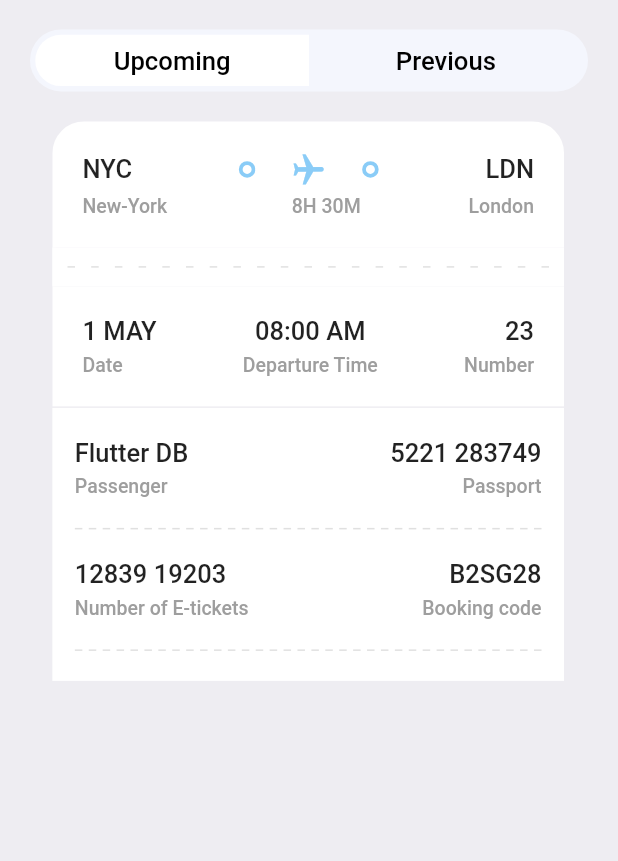
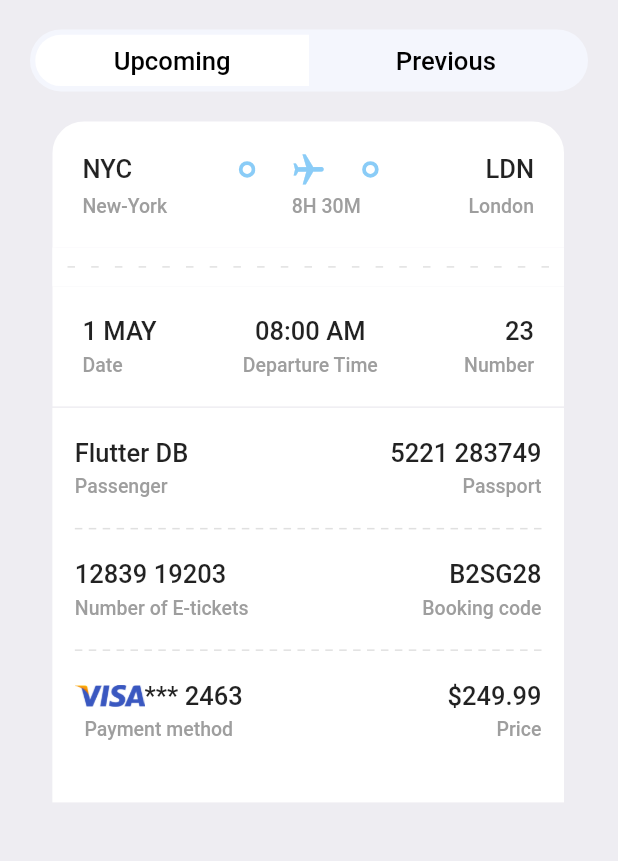
Before and after one commit to shivxsh/Book_Tickets, a Flutter app: the TicketScreen screen opened directly, on a phone screen of 412 x 824 dp, the part 143-1004 px from its top. Run offline on Flutter 3.47's test engine with Material 2 defaults, Android fonts, the phone set to English and light mode, and no system bars; our stand-ins replace fluentui_icons, gap, get.

Commit message:
View ticket screen changes.

```diff
--- a/lib/screens/ticket_screen.dart
+++ b/lib/screens/ticket_screen.dart
@@ -56,8 +56,32 @@ class TicketScreen extends StatelessWidget {
                   ),
                   Gap(AppLayout.getHeight(20)),
                   const AppLayoutBuilder(sections: 9, isColor:false, width: 5),
+                  Gap(AppLayout.getHeight(20)),
+                  Row(
+                    mainAxisAlignment: MainAxisAlignment.spaceBetween,
+                    children: [
+                      Column(
+                        children: [
+                          Row(
+                            children:[
+                              Image.asset("assets/images/visa.png", scale: 11,),
+                              Text("*** 2463",
+                              style: Styles.headLineStyle3,)
+                            ],
 
+                          ),
+                          const Gap(5),
+                          Text("Payment method",
+                          textAlign: TextAlign.start,
+                          style: Styles.headLineStyle4,)
+                        ],
+                      ),
+                      const AppColumnLayout(firstText: "\$249.99",secondText: "Price",alignment: CrossAxisAlignment.end,isColor: false),
 
+                    ],
+                  ),
+                  const SizedBox(height: 1,),
+                  Gap(AppLayout.getHeight(20)),
                 ],
               ),
             )
```
